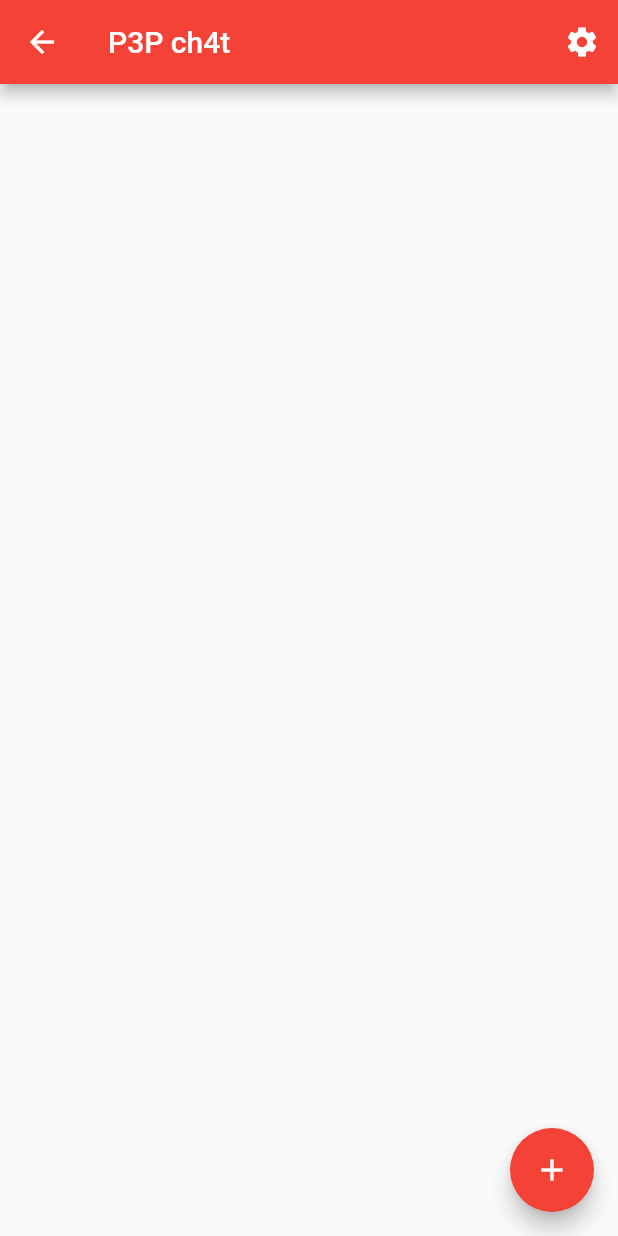
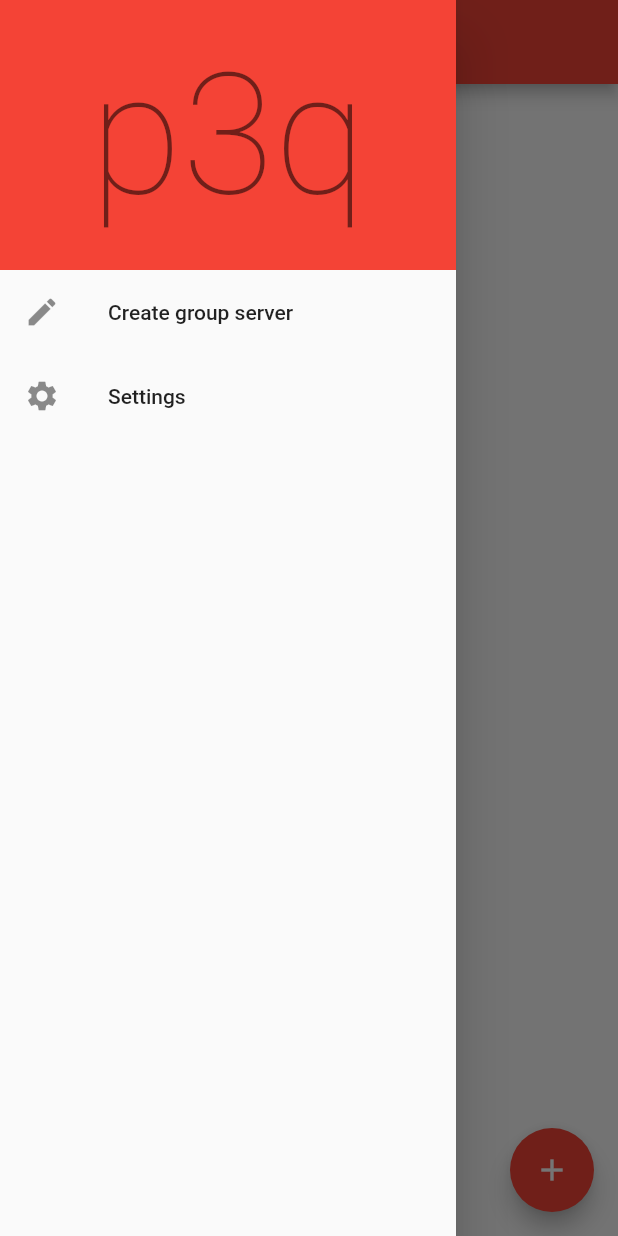
Before and after one commit to MrCyjaneK/p3pch4t, a Flutter app: the MyHomePage screen opened directly, with the side drawer open (before the commit the screen has no drawer), on a phone screen of 412 x 824 dp. Run offline on Flutter 3.47's test engine with Material 2 defaults, Android fonts, the phone set to English and light mode, and no system bars; our stand-ins replace convert, dio, file_picker, flutter_local_notifications, flutter_markdown, objectbox and 7 more; missing offline and left inert: filesize, flex_color_picker, flutter_background_service, flutter_background_service_android, i2p_flutter, markdown and 4 more; accounts and stored records are empty; generated files the repository leaves out were written again; project files that could hold a hidden picture were left out.

Commit message:
ui: fixes

```diff
--- a/lib/mainpage.dart
+++ b/lib/mainpage.dart
@@ -1,13 +1,15 @@
 import 'dart:async';
 import 'dart:convert';
+import 'dart:io';
+import 'dart:math';
 
-import 'package:flutter/foundation.dart';
 import 'package:flutter/material.dart';
 import 'package:p3pch4t/add_contact.dart';
 import 'package:p3pch4t/chatscreen.dart';
 import 'package:p3pch4t/classes/message.dart';
 import 'package:p3pch4t/classes/user.dart';
-import 'package:p3pch4t/eventqueuepage.dart';
+import 'package:p3pch4t/creategrouppage.dart';
+import 'package:p3pch4t/groupslistpage.dart';
 import 'package:p3pch4t/objectbox.g.dart';
 import 'package:p3pch4t/pgpgenpage.dart';
 import 'package:p3pch4t/prefs.dart';
@@ -66,21 +68,8 @@ class _MyHomePageState extends State<MyHomePage> {
     return Scaffold(
       appBar: AppBar(
         title: const Text("P3P ch4t"),
-        actions: [
-          IconButton(
-            onPressed: () {
-              Navigator.of(context).push(
-                MaterialPageRoute(
-                  builder: (context) {
-                    return const SettingsPage();
-                  },
-                ),
-              );
-            },
-            icon: const Icon(Icons.settings),
-          ),
-        ],
       ),
+      drawer: const AppDrawer(),
       body: SingleChildScrollView(
         child: Padding(
           padding: const EdgeInsets.all(8),
@@ -118,21 +107,6 @@ class _MyHomePageState extends State<MyHomePage> {
                 },
               ),
               const SizedBox(height: 64),
-              if (kDebugMode) const Text("/* DEBUG */"),
-              if (kDebugMode)
-                SizedBox(
-                  width: double.maxFinite,
-                  child: OutlinedButton(
-                    child: const Text("eventQueue"),
-                    onPressed: () {
-                      Navigator.of(context).push(
-                        MaterialPageRoute(builder: (context) {
-                          return const EventQueuePage();
-                        }),
-                      );
-                    },
-                  ),
-                ),
             ],
           ),
         ),
@@ -153,3 +127,96 @@ class _MyHomePageState extends State<MyHomePage> {
     );
   }
 }
+
+class AppDrawer extends StatefulWidget {
+  const AppDrawer({
+    super.key,
+  });
+
+  @override
+  State<AppDrawer> createState() => _AppDrawerState();
+}
+
+class _AppDrawerState extends State<AppDrawer> {
+  late String p3pTxt = _getp3p();
+
+  @override
+  Widget build(BuildContext context) {
+    return Drawer(
+      child: SingleChildScrollView(
+        child: Column(
+          children: [
+            SafeArea(child: Container()),
+            Container(
+              width: double.maxFinite,
+              height: 180,
+              decoration: BoxDecoration(
+                color: Theme.of(context).colorScheme.primary,
+              ),
+              child: Center(
+                child: SizedBox(
+                  width: double.maxFinite,
+                  child: TextButton(
+                    child: Text(
+                      p3pTxt,
+                      style: Theme.of(context).textTheme.displayLarge,
+                    ),
+                    onPressed: () {
+                      setState(() {
+                        p3pTxt = _getp3p();
+                      });
+                    },
+                    onLongPress: () {
+                      if (p3pTxt.isEmpty && prefs.getBool("devmode") != true) {
+                        prefs.setBool("devmode", true);
+                        Future.delayed(const Duration(seconds: 1))
+                            .then((value) {
+                          exit(0);
+                        });
+                      }
+                      if (p3pTxt.isNotEmpty) {
+                        setState(() {
+                          p3pTxt = p3pTxt.substring(1);
+                        });
+                      }
+                    },
+                  ),
+                ),
+              ),
+            ),
+            _drawerButton(context, Icons.create, "Create group server",
+                const CreateGroupPage()),
+            if (ssmdcv1GroupConfigBox.getAll().isNotEmpty)
+              _drawerButton(
+                  context, Icons.group, "Manage groups", GroupListPage()),
+            _drawerButton(
+                context, Icons.settings, "Settings", const SettingsPage()),
+          ],
+        ),
+      ),
+    );
+  }
+
+  String _getp3p() {
+    final s =
+        'p3p p3P p3q p39 pep peP peq pe9 P3p P3P P3q P39 Pep PeP Peq Pe9 q3p q3P q3q q39 qep qeP qeq qe9 93p 93P 93q 939 9ep 9eP 9eq 9e9'
+            .split(" ");
+    s.shuffle(Random(DateTime.now().millisecondsSinceEpoch));
+    return s[0];
+  }
+
+  ListTile _drawerButton(
+      BuildContext context, IconData icond, String title, Widget newPage) {
+    return ListTile(
+      onTap: () {
+        Navigator.of(context).push(MaterialPageRoute(
+          builder: (context) {
+            return newPage;
+          },
+        ));
+      },
+      leading: Icon(icond),
+      title: Text(title),
+    );
+  }
+}
```
Also changed, not shown: lib/chatscreen.dart (+35 -25 lines), lib/groupslistpage.dart (added, +36 -0 lines), lib/pgpgenpage.dart (+15 -1 lines), lib/settings.dart (+1 -42 lines).
